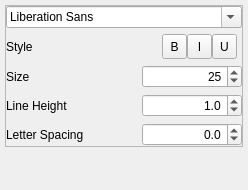
First picture: the form in src/widgets/panels/font-panel.ui, repository flux3dp/swiftray, before the edit.
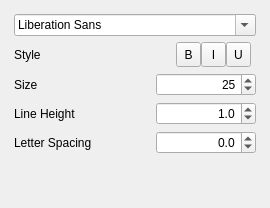
Second picture: the form after the edit. Icons and pictures are not drawn.

Commit message: Update panel with scroll bar

```diff
--- a/src/widgets/panels/font-panel.ui
+++ b/src/widgets/panels/font-panel.ui
@@ -6,20 +6,26 @@
    <rect>
     <x>0</x>
     <y>0</y>
-    <width>248</width>
-    <height>190</height>
+    <width>270</width>
+    <height>208</height>
    </rect>
   </property>
   <property name="sizePolicy">
-   <sizepolicy hsizetype="Preferred" vsizetype="Minimum">
+   <sizepolicy hsizetype="Preferred" vsizetype="Preferred">
     <horstretch>0</horstretch>
     <verstretch>0</verstretch>
    </sizepolicy>
   </property>
+  <property name="minimumSize">
+   <size>
+    <width>270</width>
+    <height>0</height>
+   </size>
+  </property>
   <property name="maximumSize">
    <size>
     <width>16777215</width>
-    <height>250</height>
+    <height>16777215</height>
    </size>
   </property>
   <property name="windowTitle">
@@ -42,15 +48,39 @@
     <number>5</number>
    </property>
    <item>
+    <widget class="QScrollArea" name="scrollArea">
+     <property name="sizePolicy">
+      <sizepolicy hsizetype="Preferred" vsizetype="Preferred">
+       <horstretch>0</horstretch>
+       <verstretch>0</verstretch>
+      </sizepolicy>
+     </property>
+     <property name="frameShape">
+      <enum>QFrame::NoFrame</enum>
+     </property>
+     <property name="widgetResizable">
+      <bool>true</bool>
+     </property>
+     <widget class="QWidget" name="scrollAreaWidgetContents">
+      <property name="geometry">
+       <rect>
+        <x>0</x>
+        <y>0</y>
+        <width>260</width>
+        <height>198</height>
+       </rect>
+      </property>
+      <layout class="QVBoxLayout" name="verticalLayout_2">
+       <item>
     <widget class="QFrame" name="frame">
      <property name="sizePolicy">
-      <sizepolicy hsizetype="Expanding" vsizetype="Expanding">
+          <sizepolicy hsizetype="Preferred" vsizetype="Preferred">
        <horstretch>0</horstretch>
        <verstretch>0</verstretch>
       </sizepolicy>
      </property>
      <property name="frameShape">
-      <enum>QFrame::StyledPanel</enum>
+          <enum>QFrame::NoFrame</enum>
      </property>
      <property name="frameShadow">
       <enum>QFrame::Plain</enum>
@@ -68,7 +98,14 @@
       <property name="bottomMargin">
        <number>0</number>
       </property>
-      <item row="3" column="1" colspan="2" alignment="Qt::AlignRight">
+          <item row="3" column="0">
+           <widget class="QLabel" name="label_2">
+            <property name="text">
+             <string>Style</string>
+            </property>
+           </widget>
+          </item>
+          <item row="4" column="1" colspan="2" alignment="Qt::AlignRight">
        <widget class="QSpinBox" name="fontSizeSpinBox">
         <property name="minimumSize">
          <size>
@@ -96,7 +133,80 @@
         </property>
        </widget>
       </item>
+          <item row="4" column="0">
+           <widget class="QLabel" name="label_3">
+            <property name="text">
+             <string>Size</string>
+            </property>
+           </widget>
+          </item>
       <item row="5" column="1" colspan="2" alignment="Qt::AlignRight">
+           <widget class="QDoubleSpinBox" name="lineHeightSpinBox">
+            <property name="minimumSize">
+             <size>
+              <width>100</width>
+              <height>0</height>
+             </size>
+            </property>
+            <property name="maximumSize">
+             <size>
+              <width>100</width>
+              <height>16777215</height>
+             </size>
+            </property>
+            <property name="alignment">
+             <set>Qt::AlignRight|Qt::AlignTrailing|Qt::AlignVCenter</set>
+            </property>
+            <property name="decimals">
+             <number>1</number>
+            </property>
+            <property name="singleStep">
+             <double>0.100000000000000</double>
+            </property>
+            <property name="value">
+             <double>1.000000000000000</double>
+            </property>
+           </widget>
+          </item>
+          <item row="5" column="0">
+           <widget class="QLabel" name="label_5">
+            <property name="text">
+             <string>Line Height</string>
+            </property>
+           </widget>
+          </item>
+          <item row="1" column="0" colspan="3">
+           <widget class="QFontComboBox" name="fontComboBox">
+            <property name="sizePolicy">
+             <sizepolicy hsizetype="Expanding" vsizetype="Fixed">
+              <horstretch>0</horstretch>
+              <verstretch>0</verstretch>
+             </sizepolicy>
+            </property>
+            <property name="minimumSize">
+             <size>
+              <width>150</width>
+              <height>0</height>
+             </size>
+            </property>
+            <property name="maximumSize">
+             <size>
+              <width>1500</width>
+              <height>16777215</height>
+             </size>
+            </property>
+            <property name="styleSheet">
+             <string notr="true"/>
+            </property>
+            <property name="currentFont">
+             <font>
+              <family>Helvetica</family>
+              <bold>false</bold>
+             </font>
+            </property>
+           </widget>
+          </item>
+          <item row="6" column="1" colspan="2" alignment="Qt::AlignRight">
        <widget class="QDoubleSpinBox" name="letterSpacingSpinBox">
         <property name="minimumSize">
          <size>
@@ -127,21 +237,14 @@
         </property>
        </widget>
       </item>
-      <item row="5" column="0">
+          <item row="6" column="0">
        <widget class="QLabel" name="label_7">
         <property name="text">
          <string>Letter Spacing</string>
         </property>
        </widget>
       </item>
-      <item row="2" column="0">
-       <widget class="QLabel" name="label_2">
-        <property name="text">
-         <string>Style</string>
-        </property>
-       </widget>
-      </item>
-      <item row="2" column="2">
+          <item row="3" column="2">
        <layout class="QHBoxLayout" name="fontStyleContainer">
         <property name="spacing">
          <number>0</number>
@@ -259,35 +362,7 @@
         </item>
        </layout>
       </item>
-      <item row="4" column="1" colspan="2" alignment="Qt::AlignRight">
-       <widget class="QDoubleSpinBox" name="lineHeightSpinBox">
-        <property name="minimumSize">
-         <size>
-          <width>100</width>
-          <height>0</height>
-         </size>
-        </property>
-        <property name="maximumSize">
-         <size>
-          <width>100</width>
-          <height>16777215</height>
-         </size>
-        </property>
-        <property name="alignment">
-         <set>Qt::AlignRight|Qt::AlignTrailing|Qt::AlignVCenter</set>
-        </property>
-        <property name="decimals">
-         <number>1</number>
-        </property>
-        <property name="singleStep">
-         <double>0.100000000000000</double>
-        </property>
-        <property name="value">
-         <double>1.000000000000000</double>
-        </property>
-       </widget>
-      </item>
-      <item row="2" column="1">
+          <item row="3" column="1">
        <spacer name="horizontalSpacer">
         <property name="orientation">
          <enum>Qt::Horizontal</enum>
@@ -300,51 +375,6 @@
         </property>
        </spacer>
       </item>
-      <item row="4" column="0">
-       <widget class="QLabel" name="label_5">
-        <property name="text">
-         <string>Line Height</string>
-        </property>
-       </widget>
-      </item>
-      <item row="3" column="0">
-       <widget class="QLabel" name="label_3">
-        <property name="text">
-         <string>Size</string>
-        </property>
-       </widget>
-      </item>
-      <item row="0" column="0" colspan="3">
-       <widget class="QFontComboBox" name="fontComboBox">
-        <property name="sizePolicy">
-         <sizepolicy hsizetype="Expanding" vsizetype="Fixed">
-          <horstretch>0</horstretch>
-          <verstretch>0</verstretch>
-         </sizepolicy>
-        </property>
-        <property name="minimumSize">
-         <size>
-          <width>150</width>
-          <height>0</height>
-         </size>
-        </property>
-        <property name="maximumSize">
-         <size>
-          <width>1500</width>
-          <height>16777215</height>
-         </size>
-        </property>
-        <property name="styleSheet">
-         <string notr="true"/>
-        </property>
-        <property name="currentFont">
-         <font>
-          <family>Helvetica</family>
-          <bold>false</bold>
-         </font>
-        </property>
-       </widget>
-      </item>
      </layout>
     </widget>
    </item>
@@ -356,10 +386,14 @@
      <property name="sizeHint" stdset="0">
       <size>
        <width>20</width>
-       <height>10</height>
+           <height>40</height>
       </size>
      </property>
     </spacer>
+       </item>
+      </layout>
+     </widget>
+    </widget>
    </item>
   </layout>
  </widget>
```
Lines whose indentation alone changed are shown as unchanged. The commit also changes 12 other files.
